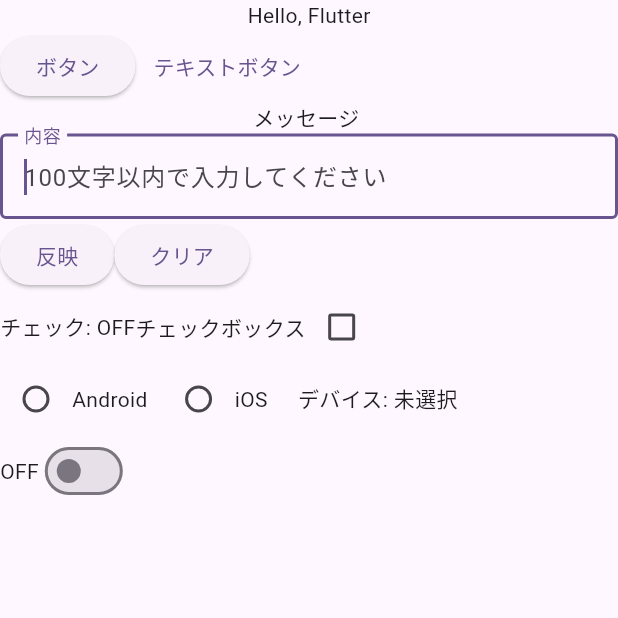
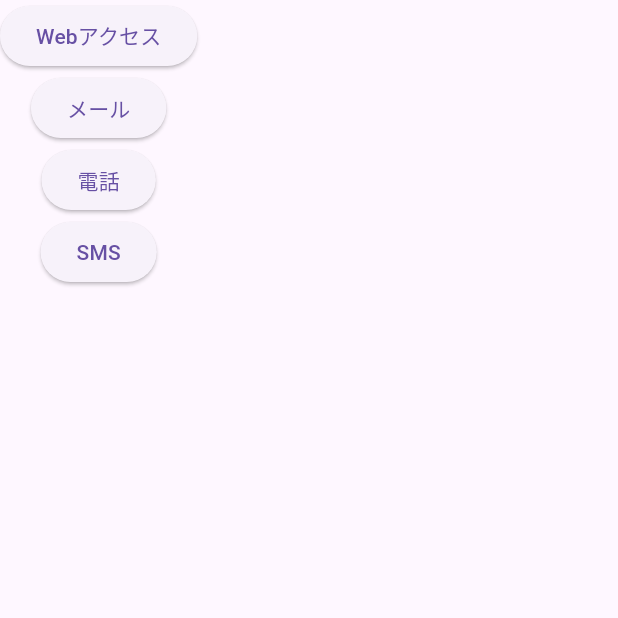
Before and after one commit to k-taiga/flutter_basic, a Flutter app: the screen it shows after launch, on a phone screen of 412 x 824 dp, the top half of it. Run offline on Flutter 3.47's test engine with Material 3 defaults, Android fonts, the phone set to English and light mode, and no system bars.

```diff
--- a/lib/main.dart
+++ b/lib/main.dart
@@ -1,204 +1,58 @@
 import 'package:flutter/material.dart';
+import 'package:url_launcher/url_launcher.dart';
 
-void main() {
-  runApp(const MyApp());
-}
-
-class MyApp extends StatelessWidget {
-  const MyApp({super.key});
-
-  @override
-  Widget build(BuildContext context) {
-    return MaterialApp(
-      title: 'Flutter Demo',
-      theme: ThemeData(
-        colorScheme: ColorScheme.fromSeed(seedColor: Colors.deepPurple),
-        useMaterial3: true,
-      ),
-      home: const MyHomePage(title: 'Flutter Demo Home Page'),
-    );
+Future<void> myLaunchUrl(Uri uri) async {
+  if (!await launchUrl(uri)) {
+    throw Exception('URIの起動が出来ません $uri');
   }
 }
 
-class MyHomePage extends StatefulWidget {
-  const MyHomePage({super.key, required this.title});
-  final String title;
+void main() {
+  final uriHttp = Uri.parse('http://example.com');
+  final uriMailto = Uri.parse('mailto:test@example.com?subject=件名&body=本文');
+  final uriTel = Uri.parse('tel:+00-00-0000-0000');
+  final uriSms = Uri.parse('sms:000-0000-0000');
 
-  @override
-  State<MyHomePage> createState() => _MyHomePageState();
-}
-
-class _MyHomePageState extends State<MyHomePage> {
-  String _msg = "";
-  bool _isChecked = false;
-  int _radioValue = 0;
-  bool _isOn = false;
-
-  @override
-  Widget build(BuildContext context) {
-    const text = Text('Hello, Flutter');
-    const textArea = Column(
-      children: [
-        text,
-      ],
+  final buttonHttp = ElevatedButton(
+    onPressed: () {
+      myLaunchUrl(uriHttp);
+    },
+    child: const Text("Webアクセス"),
   );
-
-    final button = ElevatedButton(
+  final buttonMailto = ElevatedButton(
     onPressed: () {
-        print("ボタンが");
-        print("押されました");
+      myLaunchUrl(uriMailto);
     },
-      child: const Text("ボタン"),
+    child: const Text("メール"),
   );
-
-    fn() {
-      print("関数実行");
-    }
-
-    final textButton = TextButton(
-      onPressed: fn,
-      child: const Text("テキストボタン"),
+  final buttonTel = ElevatedButton(
+    onPressed: () {
+      myLaunchUrl(uriTel);
+    },
+    child: const Text("電話"),
   );
-
-    final buttonArea = Row(
-      children: [button, textButton],
-    );
-
-    final textFieldText = Text('メッセージ $_msg');
-    final controller = TextEditingController();
-
-    final textField = TextField(
-      controller: controller,
-      autofocus: true,
-      decoration: const InputDecoration(
-        border: OutlineInputBorder(),
-        labelText: '内容',
-        hintText: '100文字以内で入力してください',
-      ),
-      onChanged: (String text) {
-        print("value: $text");
+  final buttonSms = ElevatedButton(
+    onPressed: () {
+      myLaunchUrl(uriSms);
     },
-    );
-
-    setMsg() {
-      setState(() {
-        _msg = controller.text;
-      });
-    }
-
-    clear() {
-      controller.clear();
-    }
-
-    final setMsgButton = ElevatedButton(
-      onPressed: setMsg,
-      child: const Text("反映"),
-    );
-
-    final clearButton = ElevatedButton(
-      onPressed: clear,
-      child: const Text("クリア"),
-    );
-
-    final textFieldArea = Column(
-      children: [
-        textFieldText,
-        textField,
-        Row(
-          children: [setMsgButton, clearButton],
-        )
-      ],
-    );
-
-    final isCheckedText = Text("チェック: ${_isChecked ? 'ON' : 'OFF'}");
-
-    final checkBox = Checkbox(
-      value: _isChecked,
-      onChanged: (bool? value) {
-        setState(() {
-          _isChecked = value!;
-        });
-      },
-    );
-
-    const checkBoxText = Text("チェックボックス");
-
-    final checkBoxAre = Row(
-      children: [
-        isCheckedText,
-        checkBoxText,
-        checkBox,
-      ],
-    );
-
-    final radio1 = Radio(
-      value: 1,
-      groupValue: _radioValue,
-      onChanged: (int? value) {
-        setState(() {
-          _radioValue = value!;
-        });
-      },
-    );
-
-    const radio1Text = Text("Android");
-
-    final radio2 = Radio(
-      value: 2,
-      groupValue: _radioValue,
-      onChanged: (int? value) {
-        setState(() {
-          _radioValue = value!;
-        });
-      },
-    );
-
-    const radio2Text = Text("iOS");
-
-    const radioMap = {0: "未選択", 1: "Android", 2: "iOS"};
-    final radioText = Text("デバイス: ${radioMap[_radioValue]}");
-
-    final radioArea = Row(
-      children: [
-        radio1,
-        radio1Text,
-        const SizedBox(width: 10.0),
-        radio2,
-        radio2Text,
-        const SizedBox(width: 20.0),
-        radioText
-      ],
-    );
-
-    final switchText = Text(_isOn ? "ON" : "OFF");
-    final toggle = Switch(
-      value: _isOn,
-      onChanged: (bool value) {
-        setState(() {
-          _isOn = value;
-        });
-      },
-    );
-
-    final switchArea = Row(
-      children: [switchText, toggle],
+    child: const Text("SMS"),
   );
 
   final body = SafeArea(
     child: Column(
       children: [
-          textArea,
-          buttonArea,
-          textFieldArea,
-          checkBoxAre,
-          radioArea,
-          switchArea,
+        buttonHttp,
+        buttonMailto,
+        buttonTel,
+        buttonSms,
       ],
     ),
   );
 
-    return Scaffold(
+  final sc = Scaffold(
     body: body,
   );
+
+  final app = MaterialApp(home: sc);
+  runApp(app);
 }
-}
```
Also changed, not shown: pubspec.yaml (+3 -4 lines), pubspec.lock, 13 other files. Lines whose indentation alone changed are shown as unchanged.
